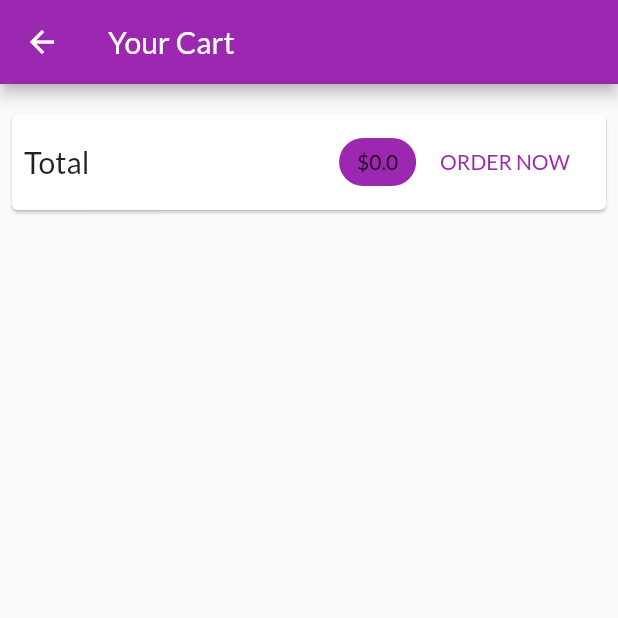
After one commit to xdityxa/Shopping-App, a Flutter app: the CartScreen screen opened by its route, on a phone screen of 412 x 824 dp, the top half of it. The commit adds this screen. Run offline on Flutter 3.47's test engine with Material 2 defaults, Android fonts, the phone set to English and light mode, and no system bars; network calls fail.

Commit message:
cart page added

```diff
--- a/lib/main.dart
+++ b/lib/main.dart
@@ -1,5 +1,6 @@
 import 'package:flutter/material.dart';
 import 'package:provider/provider.dart';
+import 'package:shop_app/screens/cart_screen.dart';
 
 import './screens/product_detail_screen.dart';
 import './providers/products.dart';
@@ -30,6 +31,7 @@ class MyApp extends StatelessWidget {
         home: ProductOverviewScreen(),
         routes: {
           ProductDetailScreen.routeName: (ctx) => ProductDetailScreen(),
+          CartScreen.routeName: (ctx) => CartScreen(),
         },
       ),
     );
--- a/lib/providers/cart.dart
+++ b/lib/providers/cart.dart
@@ -20,6 +20,14 @@ class Cart with ChangeNotifier {
 
   Map<String, CartItem> get items{
     return {..._items};
+  }
+
+  double get totalAmount {
+    var total = 0.0;
+    _items.forEach((key, cartItem) {
+      total += cartItem.price * cartItem.quantity;
+    });
+    return total;
   }
 
   int get itemCount{
--- /dev/null
+++ b/lib/screens/cart_screen.dart
@@ -0,0 +1,66 @@
+import 'package:flutter/material.dart';
+import 'package:provider/provider.dart';
+
+import '../providers/cart.dart';
+import '../widgets/cart_item.dart';
+
+class CartScreen extends StatelessWidget {
+  static const routeName = '/cart';
+
+  @override
+  Widget build(BuildContext context) {
+    final cart = Provider.of<Cart>(context);
+    return Scaffold(
+      appBar: AppBar(
+        title: Text('Your Cart'),
+      ),
+      body: Column(
+        children: <Widget>[
+          Card(
+            margin: EdgeInsets.symmetric(
+              vertical: 20,
+              horizontal: 8,
+            ),
+            child: Padding(
+              padding: const EdgeInsets.all(8),
+              child: Row(
+                children: <Widget>[
+                  Text(
+                    'Total',
+                    style: TextStyle(fontSize: 20),
+                  ),
+                  Spacer(),
+                  Chip(
+                    label: Text(
+                      '\$${cart.totalAmount}',
+                    ),
+                    backgroundColor: Theme.of(context).primaryColor,
+                  ),
+                  FlatButton(
+                    onPressed: () {},
+                    child: Text('ORDER NOW'),
+                    textColor: Theme.of(context).primaryColor,
+                  )
+                ],
+              ),
+            ),
+          ),
+          SizedBox(
+            height: 10,
+          ),
+          Expanded(
+            child: ListView.builder(
+              itemCount: cart.itemCount,
+              itemBuilder: (ctx, i) => CartItem(
+                cart.items.values.toList()[i].id,
+                cart.items.values.toList()[i].price,
+                cart.items.values.toList()[i].quantity,
+                cart.items.values.toList()[i].title,
+              ),
+            ),
+          )
+        ],
+      ),
+    );
+  }
+}
--- a/lib/screens/products_overview_screen.dart
+++ b/lib/screens/products_overview_screen.dart
@@ -1,5 +1,6 @@
 import 'package:flutter/material.dart';
 import 'package:provider/provider.dart';
+import 'package:shop_app/screens/cart_screen.dart';
 
 import '../widgets/products_grid.dart';
 import '../widgets/badge.dart';
@@ -55,7 +56,9 @@ class _ProductOverviewScreenState extends State<ProductOverviewScreen> {
             ),
               child: IconButton(
                 icon: Icon(Icons.shopping_cart),
-                onPressed: (){},
+                onPressed: (){
+                  Navigator.of(context).pushNamed(CartScreen.routeName);
+                },
               ),
              )
         ],
```
Also changed, not shown: lib/widgets/cart_item.dart (added, +29 -0 lines).
